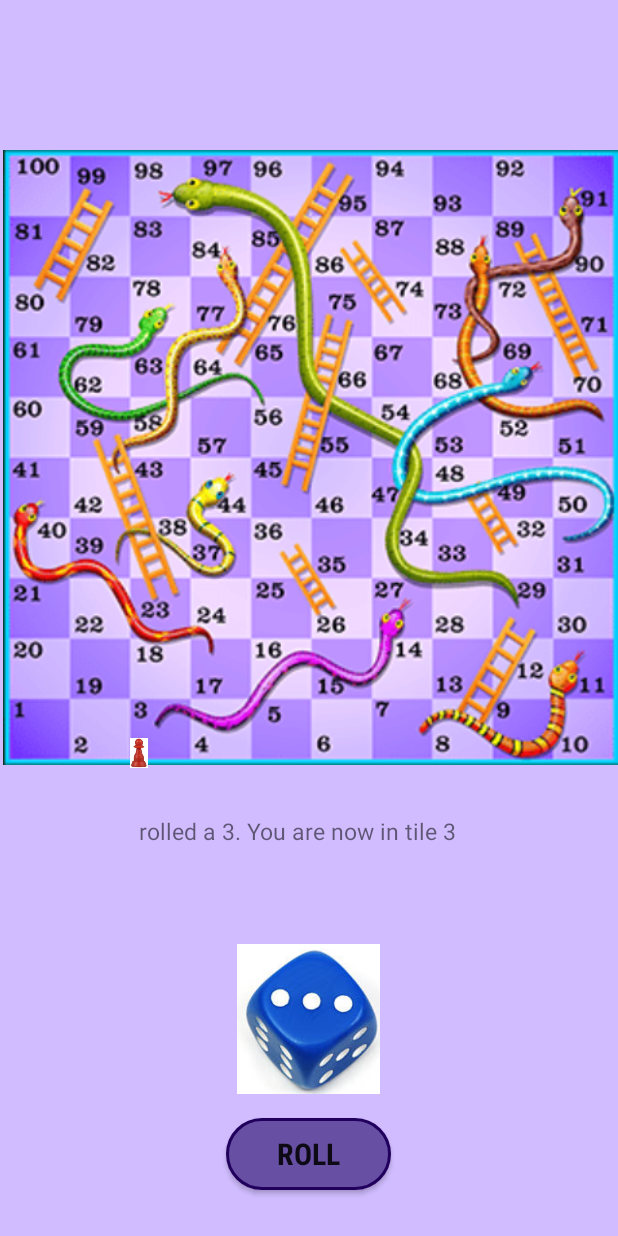
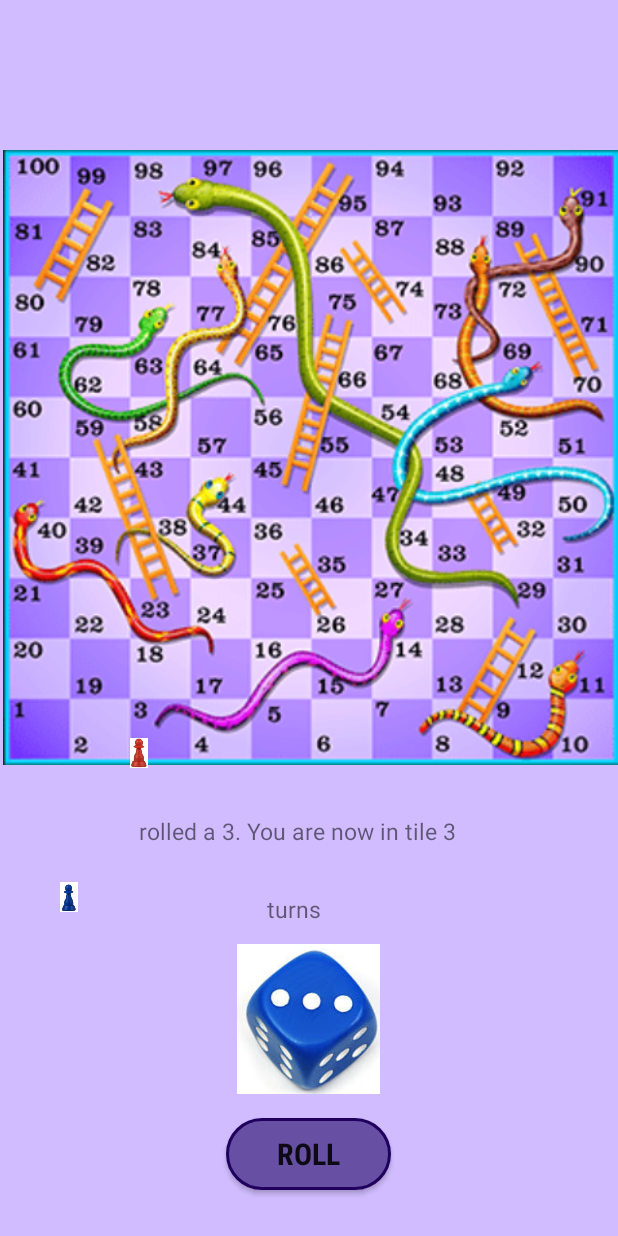
Before and after one commit to NonieLacra/SnakeAndLadder, an Android app: the Fragment3 screen opened through its navigation route, after a tap on "ROLL", on a phone screen of 412 x 824 dp. Run offline under Robolectric (Android 15) with nearby library versions, the light colour scheme and no system bars.

Commit message:
Initial Commit of Snake and Ladder

```diff
--- a/app/src/main/java/ph/stacktrek/novare/ecommercenovare/lacra/snakeandladder/Fragment3.kt
+++ b/app/src/main/java/ph/stacktrek/novare/ecommercenovare/lacra/snakeandladder/Fragment3.kt
@@ -1,6 +1,7 @@
 package ph.stacktrek.novare.ecommercenovare.lacra.snakeandladder
 
 import android.content.Context
+import android.graphics.Color
 import android.os.Bundle
 import androidx.fragment.app.Fragment
 import android.view.LayoutInflater
@@ -18,7 +19,6 @@ import kotlin.random.Random
 class Fragment3 : Fragment() {
 
 
-
     override fun onCreateView(
         inflater: LayoutInflater, container: ViewGroup?,
         savedInstanceState: Bundle?
@@ -29,12 +29,18 @@ class Fragment3 : Fragment() {
 
         val diceImage = view.findViewById<ImageView>(R.id.dice)
         val player1Image = view.findViewById<ImageView>(R.id.player1)
+        val player2Image = view.findViewById<ImageView>(R.id.player2)
         val rollBtn = view.findViewById<Button>(R.id.rollButton)
         val rollText = view.findViewById<TextView>(R.id.rollResult)
+        val turnText = view.findViewById<TextView>(R.id.playerTurn)
         val boardImage = view.findViewById<ImageView>(R.id.boardImage)
 
         val player1Text = view.findViewById<TextView>(R.id.player1Display)
         val player2Text = view.findViewById<TextView>(R.id.player2Display)
+
+        var currentPlayer: Int = 1
+        var player1Score: Int = 0
+        var player2Score: Int = 0
 
         val sharedPreferences = requireActivity().getPreferences(Context.MODE_PRIVATE)
         val player1Name = sharedPreferences.getString("Player 1", "")
@@ -48,17 +54,51 @@ class Fragment3 : Fragment() {
         val ladderTop = intArrayOf(29,36,48,59,75,86,89,95,99)
         val ladderBottom = intArrayOf(8,26,32,23,45,74,70,64,80)
 
-        var currentPos = 0
+        var player1Pos = 0
+        var player2Pos = 0
+
+//        if (player1Score >= 100) {
+//            rollText.text = "$player1Name wins!"
+//            player1Pos = 100;
+//            player1Score = 100;
+//
+//            rollBtn.isEnabled = false
+//            rollBtn.alpha = 0.5f
+//            rollBtn.setTextColor(Color.GRAY)
+//
+//
+//        }
+//        else if (player2Score >= 100) {
+//            rollText.text = "$player2Name wins!"
+//            player2Pos = 100;
+//            player2Score = 100;
+//
+//            rollBtn.isEnabled = false
+//            rollBtn.alpha = 0.5f
+//            rollBtn.setTextColor(Color.GRAY)
+//
+//        }
+
+
 
 
 
         rollBtn.setOnClickListener {
+
             val diceRoll = Random.nextInt(1, 7)
 
+            if (currentPlayer == 1) {
 
-            currentPos += diceRoll
+                val turnString = "$player2Name turns"
+                turnText.text = turnString
 
-            val drawableResources = when (diceRoll){
+
+
+                player1Pos += diceRoll
+                player1Score += diceRoll
+
+
+                val drawableResources = when (diceRoll) {
                     1 -> R.drawable.dice1
                     2 -> R.drawable.dice2
                     3 -> R.drawable.dice3
@@ -73,57 +113,124 @@ class Fragment3 : Fragment() {
 
 
 
-            for(i in snakeHead.indices){
-                if(currentPos == snakeHead[i]){
-                    currentPos = snakeTail[i]
+                for (i in snakeHead.indices) {
+                    if (player1Pos == snakeHead[i]) {
+                        player1Pos = snakeTail[i]
                     }
                 }
 
-            for(i in ladderBottom.indices){
-                if(currentPos == ladderBottom[i]){
-                    currentPos = ladderTop[i]
+                for (i in ladderBottom.indices) {
+                    if (player1Pos == ladderBottom[i]) {
+                        player1Pos = ladderTop[i]
                     }
                 }
 
-            val rollString = "$player1Name rolled a $diceRoll. You are now in tile $currentPos"
+                val rollString = "$player1Name rolled a $diceRoll. You are now in tile $player1Pos"
                 rollText.text = rollString
 
-            if(currentPos >= 100)
-            {
-                rollText.text = "You win!"
-                currentPos = 100;
 
-            }
 
-        boardImage.post{
+                boardImage.post {
 
                     val boardWidth = boardImage.width
                     val boardHeight = boardImage.height
 
-            val direction = if((currentPos - 1) /  10 % 2 == 0) {
+                    val direction = if ((player1Pos - 1) / 10 % 2 == 0) {
                         1
-            }
-            else{
+                    } else {
                         -1
                     }
 
-            val xPosition = if(direction == 1){
-                ((currentPos - 1) % boardSize) * boardWidth / boardSize
-                }
-            else
-            {
-                (boardSize - (currentPos - 1) % boardSize - 1) * boardWidth / boardSize
+                    val xPosition = if (direction == 1) {
+                        ((player1Pos - 1) % boardSize) * boardWidth / boardSize
+                    } else {
+                        (boardSize - (player1Pos - 1) % boardSize - 1) * boardWidth / boardSize
                     }
 
-            val yPosition = ((boardSize + 2) - (currentPos - 1) / boardSize) * boardHeight / boardSize
+                    val yPosition =
+                        ((boardSize + 2) - (player1Pos - 1) / boardSize) * boardHeight / boardSize
 
                     player1Image.x = xPosition.toFloat()
                     player1Image.y = yPosition.toFloat()
 
                 }
+                currentPlayer = 2
+            }
+            else
+            {
+                currentPlayer = 1
+                val turnString = "$player1Name turns"
+                turnText.text = turnString
+
+
+                player2Pos += diceRoll
+                player2Score += diceRoll
+
+
+                val drawableResources = when (diceRoll) {
+                    1 -> R.drawable.dice1
+                    2 -> R.drawable.dice2
+                    3 -> R.drawable.dice3
+                    4 -> R.drawable.dice4
+                    5 -> R.drawable.dice5
+                    else -> R.drawable.dice6
+                }
+                diceImage.setImageResource(drawableResources)
+
+
+                val boardSize = 10
+
+
+
+                for (i in snakeHead.indices) {
+                    if (player2Pos == snakeHead[i]) {
+                        player2Pos = snakeTail[i]
+                    }
+                }
+
+                for (i in ladderBottom.indices) {
+                    if (player2Pos == ladderBottom[i]) {
+                        player2Pos = ladderTop[i]
+                    }
+                }
+
+                val rollString = "$player2Name rolled a $diceRoll. You are now in tile $player2Pos"
+                rollText.text = rollString
+
+
+
+                boardImage.post {
+
+                    val boardWidth = boardImage.width
+                    val boardHeight = boardImage.height
+
+                    val direction = if ((player2Pos - 1) / 10 % 2 == 0) {
+                        1
+                    } else {
+                        -1
+                    }
+
+                    val xPosition = if (direction == 1) {
+                        ((player2Pos - 1) % boardSize) * boardWidth / boardSize
+                    } else {
+                        (boardSize - (player2Pos - 1) % boardSize - 1) * boardWidth / boardSize
+                    }
+
+                    val yPosition =
+                        ((boardSize + 2) - (player2Pos - 1) / boardSize) * boardHeight / boardSize
+
+                    player2Image.x = xPosition.toFloat()
+                    player2Image.y = yPosition.toFloat()
 
                 }
 
+            }
+
+
+        }
+
+
         return view
     }
+
     }
--- a/app/src/main/res/layout/fragment_3.xml
+++ b/app/src/main/res/layout/fragment_3.xml
@@ -33,6 +33,19 @@
         app:layout_constraintTop_toTopOf="parent"
         app:layout_constraintVertical_bias="0.731" />
 
+    <ImageView
+        android:id="@+id/player2"
+        android:layout_width="20dp"
+        android:layout_height="20dp"
+        android:importantForAccessibility="no"
+        android:src="@drawable/pawn_blue"
+        app:layout_constraintBottom_toBottomOf="parent"
+        app:layout_constraintEnd_toEndOf="parent"
+        app:layout_constraintHorizontal_bias="0.092"
+        app:layout_constraintStart_toStartOf="parent"
+        app:layout_constraintTop_toTopOf="parent"
+        app:layout_constraintVertical_bias="0.731" />
+
     <TextView
         android:id="@+id/rollResult"
         android:layout_width="wrap_content"
@@ -45,6 +58,19 @@
         app:layout_constraintStart_toStartOf="parent"
         app:layout_constraintTop_toTopOf="parent"
         app:layout_constraintVertical_bias="0.677" />
+
+    <TextView
+        android:id="@+id/playerTurn"
+        android:layout_width="wrap_content"
+        android:layout_height="wrap_content"
+        android:text=""
+        android:textSize="15dp"
+        app:layout_constraintBottom_toBottomOf="parent"
+        app:layout_constraintEnd_toEndOf="parent"
+        app:layout_constraintHorizontal_bias="0.467"
+        app:layout_constraintStart_toStartOf="parent"
+        app:layout_constraintTop_toTopOf="parent"
+        app:layout_constraintVertical_bias="0.742" />
 
     <ImageView
         android:id="@+id/dice"
```
Lines whose indentation alone changed are shown as unchanged.
